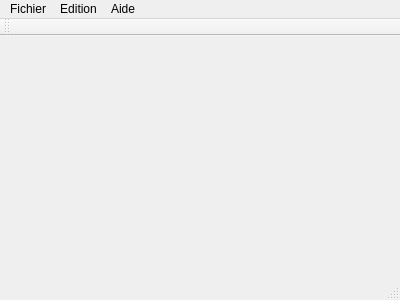
First picture: the form in mainwindow.ui, repository lomsansnom/IHM_OFELI, before the edit.
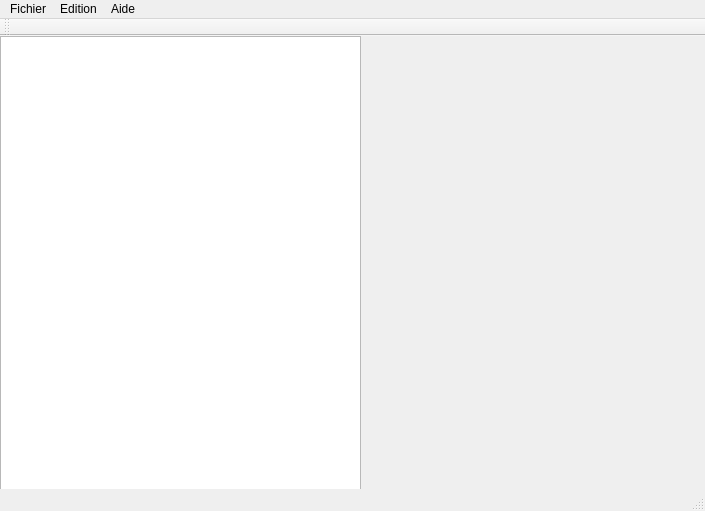
Second picture: the form after the edit.

```diff
--- a/mainwindow.ui
+++ b/mainwindow.ui
@@ -6,20 +6,31 @@
    <rect>
     <x>0</x>
     <y>0</y>
-    <width>400</width>
-    <height>300</height>
+    <width>705</width>
+    <height>511</height>
    </rect>
   </property>
   <property name="windowTitle">
    <string>MainWindow</string>
   </property>
-  <widget class="QWidget" name="centralWidget"/>
+  <widget class="QWidget" name="centralWidget">
+   <widget class="QTreeView" name="treeView">
+    <property name="geometry">
+     <rect>
+      <x>0</x>
+      <y>0</y>
+      <width>361</width>
+      <height>461</height>
+     </rect>
+    </property>
+   </widget>
+  </widget>
   <widget class="QMenuBar" name="menuBar">
    <property name="geometry">
     <rect>
      <x>0</x>
      <y>0</y>
-     <width>400</width>
+     <width>705</width>
      <height>19</height>
     </rect>
    </property>
```
